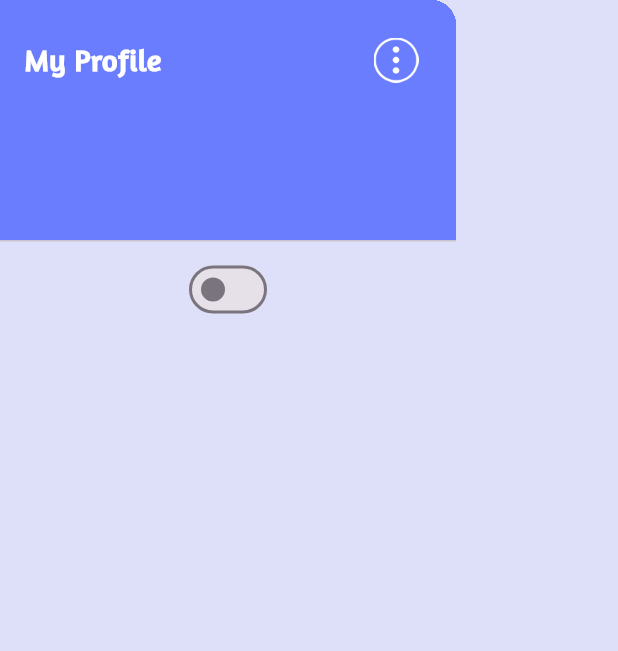
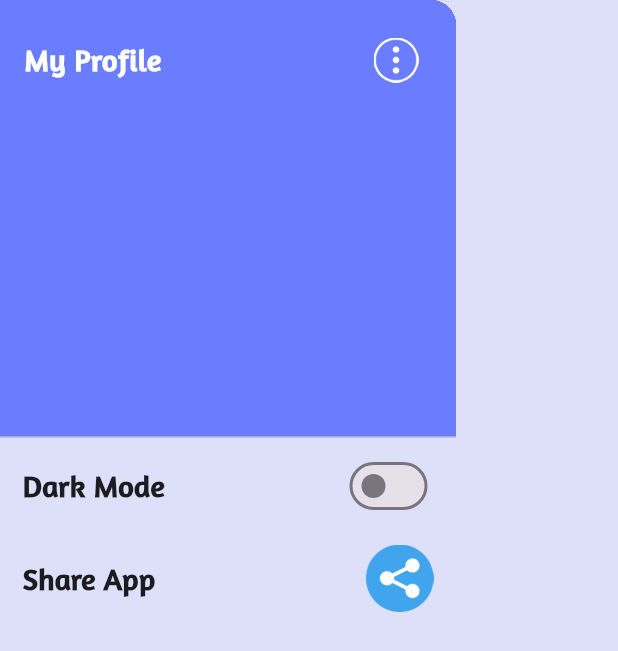
Before and after one commit to alhasann351/noteapp_firebase, a Flutter app: the AppDrawer widget shown alone on an empty page, opened directly, on a phone screen of 412 x 824 dp. Shown: the top 651 px of the screen. Run offline on Flutter 3.47's test engine with Material 3 defaults, Android fonts, the phone set to English and light mode, and no system bars; our stand-ins replace cloud_firestore, firebase_auth, firebase_core, firebase_storage, fluttertoast, get and 5 more; accounts and stored records are empty; network calls fail.

Commit message:
share-dark-mode-implement-inside-drawer

```diff
--- a/lib/resources/assets/image_icon_assets.dart
+++ b/lib/resources/assets/image_icon_assets.dart
@@ -19,4 +19,5 @@ class ImageIconAssets{
   static const String exitDialogImage = 'assets/images/exit.png';
   static const String exitAppIcon = 'assets/icons/exit_app.png';
   static const String noeExitIcon = 'assets/icons/no_exit_app.png';
+  static const String shareIcon = 'assets/icons/share.png';
 }
--- a/lib/resources/components/app_drawer.dart
+++ b/lib/resources/components/app_drawer.dart
@@ -6,6 +6,7 @@ import 'package:noteapp_firebase/resources/assets/image_icon_assets.dart';
 import 'package:noteapp_firebase/resources/colors/app-colors.dart';
 import 'package:noteapp_firebase/resources/fonts/app_font_style.dart';
 import 'package:noteapp_firebase/data/logout.dart';
+import 'package:noteapp_firebase/utils/app_util.dart';
 import 'package:noteapp_firebase/view_models/controller/theme_controller.dart';
 
 import '../themes/themes.dart';
@@ -22,7 +23,9 @@ class AppDrawer extends StatelessWidget {
       child: Drawer(
           child: ListView(
         children: [
-          DrawerHeader(
+          SizedBox(
+            height: 300,
+            child: DrawerHeader(
               decoration: const BoxDecoration(
                 color: AppColors.drawerHeaderColor,
               ),
@@ -41,7 +44,9 @@ class AppDrawer extends StatelessWidget {
                         ),
                       ),
                       PopupMenuButton(
-                      color: themeController.isDarkMode.value ? AppColors.darkPopupButtonColor : AppColors.lightPopupButtonColor,
+                        color: themeController.isDarkMode.value
+                            ? AppColors.darkPopupButtonColor
+                            : AppColors.lightPopupButtonColor,
                         icon: Image.asset(
                           ImageIconAssets.popupMenuIcon,
                           width: 30,
@@ -88,7 +93,8 @@ class AppDrawer extends StatelessWidget {
                                 width: 26,
                                 color: AppColors.whiteColor,
                               ),
-                          ),),
+                            ),
+                          ),
                         ],
                       ),
                     ],
@@ -96,8 +102,22 @@ class AppDrawer extends StatelessWidget {
                 ],
               ),
             ),
+          ),
           Column(
             children: [
+              Padding(
+                padding: const EdgeInsets.symmetric(horizontal: 15),
+                child: Row(
+                  mainAxisAlignment: MainAxisAlignment.spaceBetween,
+                  children: [
+                    const Text(
+                      'Dark Mode',
+                      style: TextStyle(
+                        fontSize: 20,
+                        fontWeight: FontWeight.bold,
+                        fontFamily: AppFontStyle.amaranth,
+                      ),
+                    ),
                     Obx(() {
                       return Switch(
                           value: themeController.isDarkMode.value,
@@ -107,6 +127,32 @@ class AppDrawer extends StatelessWidget {
                     }),
                   ],
                 ),
+              ),
+              const SizedBox(height: 15,),
+              Padding(
+                padding: const EdgeInsets.symmetric(horizontal: 15),
+                child: GestureDetector(
+                  onTap: (){
+                    AppUtil().showToastMessage('Share app click');
+                  },
+                  child: Row(
+                    mainAxisAlignment: MainAxisAlignment.spaceBetween,
+                    children: [
+                      const Text(
+                        'Share App',
+                        style: TextStyle(
+                          fontSize: 20,
+                          fontWeight: FontWeight.bold,
+                          fontFamily: AppFontStyle.amaranth,
+                        ),
+                      ),
+                      Image.asset(ImageIconAssets.shareIcon, width: 45, height: 45,),
+                    ],
+                  ),
+                ),
+              ),
+            ],
+          ),
         ],
       )),
     );
```
Also changed, not shown: assets/icons/share.png (added). Lines whose indentation alone changed are shown as unchanged.
